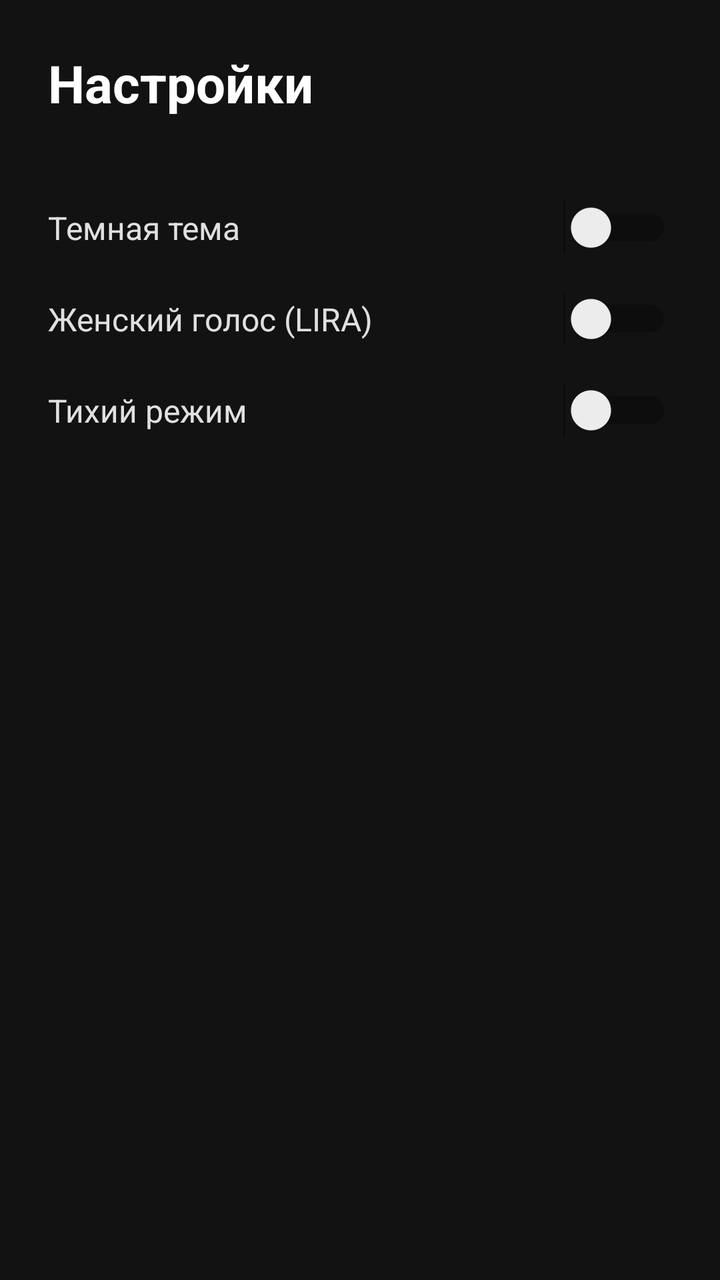
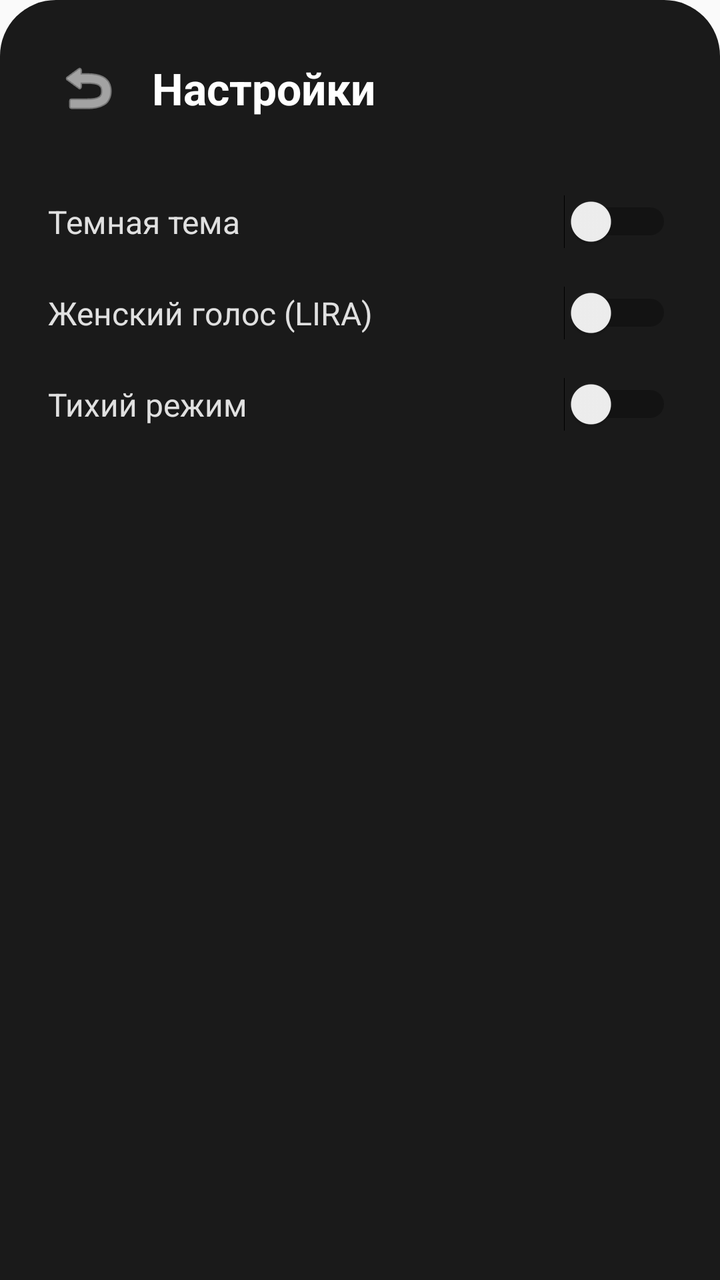

Screens rendered from an Android XML layout before and after an edit, with the pre-edit source and the edit as a unified diff.
<!-- AndroidManifest.xml: application theme Theme.AppCompat.DayNight.NoActionBar -->
<!-- res/layout/activity_settings.xml -->
<?xml version="1.0" encoding="utf-8"?>
<LinearLayout xmlns:android="http://schemas.android.com/apk/res/android"
    android:layout_width="match_parent"
    android:layout_height="match_parent"
    android:orientation="vertical"
    android:padding="24dp"
    android:background="#121212">

    <TextView
        android:layout_width="wrap_content"
        android:layout_height="wrap_content"
        android:text="Настройки"
        android:textSize="26sp"
        android:textStyle="bold"
        android:layout_marginBottom="32dp"
        android:textColor="#FFFFFF"/>

    <Switch
        android:id="@+id/themeSwitch"
        android:layout_width="match_parent"
        android:layout_height="wrap_content"
        android:text="Темная тема"
        android:textSize="16sp"
        android:textColor="#E0E0E0"
        android:paddingVertical="12dp"/>

    <Switch
        android:id="@+id/voiceSwitch"
        android:layout_width="match_parent"
        android:layout_height="wrap_content"
        android:text="Женский голос (LIRA)"
        android:textSize="16sp"
        android:textColor="#E0E0E0"
        android:paddingVertical="12dp"/>

    <Switch
        android:id="@+id/quietSwitch"
        android:layout_width="match_parent"
        android:layout_height="wrap_content"
        android:text="Тихий режим"
        android:textSize="16sp"
        android:textColor="#E0E0E0"
        android:paddingVertical="12dp"/>

</LinearLayout>
<!-- resources referenced by this layout -->
<resources>

</resources>

<!-- the commit's change to res/layout/activity_settings.xml (unified diff, before → after) -->
@@ -1,19 +1,38 @@
 <?xml version="1.0" encoding="utf-8"?>
 <LinearLayout xmlns:android="http://schemas.android.com/apk/res/android"
     android:layout_width="match_parent"
-    android:layout_height="match_parent"
+    android:layout_height="wrap_content"
     android:orientation="vertical"
     android:padding="24dp"
-    android:background="#121212">
+    android:background="@drawable/bg_rounded_dialog"
+    android:layout_gravity="bottom">
 
-    <TextView
-        android:layout_width="wrap_content"
+    
+    <LinearLayout
+        android:layout_width="match_parent"
         android:layout_height="wrap_content"
-        android:text="Настройки"
-        android:textSize="26sp"
-        android:textStyle="bold"
-        android:layout_marginBottom="32dp"
-        android:textColor="#FFFFFF"/>
+        android:orientation="horizontal"
+        android:gravity="center_vertical"
+        android:layout_marginBottom="24dp">
+
+        <ImageButton
+            android:id="@+id/backButton"
+            android:layout_width="40dp"
+            android:layout_height="40dp"
+            android:background="?attr/selectableItemBackgroundBorderless"
+            android:src="@android:drawable/ic_menu_revert"
+            android:tint="#FFFFFF"
+            android:contentDescription="Назад"/>
+
+        <TextView
+            android:layout_width="wrap_content"
+            android:layout_height="wrap_content"
+            android:text="Настройки"
+            android:textSize="22sp"
+            android:textStyle="bold"
+            android:layout_marginStart="12dp"
+            android:textColor="#FFFFFF"/>
+    </LinearLayout>
 
     <Switch
         android:id="@+id/themeSwitch"
@@ -40,6 +59,7 @@
         android:text="Тихий режим"
         android:textSize="16sp"
         android:textColor="#E0E0E0"
-        android:paddingVertical="12dp"/>
+        android:paddingVertical="12dp"
+        android:layout_marginBottom="12dp"/>
 
 </LinearLayout>
<!-- resource entries referenced after the edit -->
@@ -1,5 +1,11 @@
 <!-- resources referenced by this layout -->
 <resources>
-
+  <!-- drawable bg_rounded_dialog (drawable) -->
+  <?xml version="1.0" encoding="utf-8"?>
+  <shape xmlns:android="http://schemas.android.com/apk/res/android"
+      android:shape="rectangle">
+      <solid android:color="#1A1A1A"/>
+      <corners android:topRightRadius="28dp" android:topLeftRadius="28dp"/>
+  </shape>
 </resources>
 
